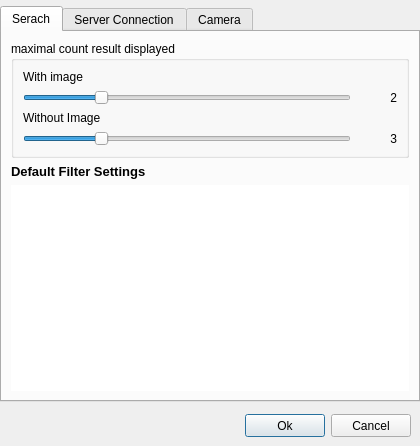
Above: ui/settings.ui from featureNull/pscout_desktop before the change. Below: the same form after it.
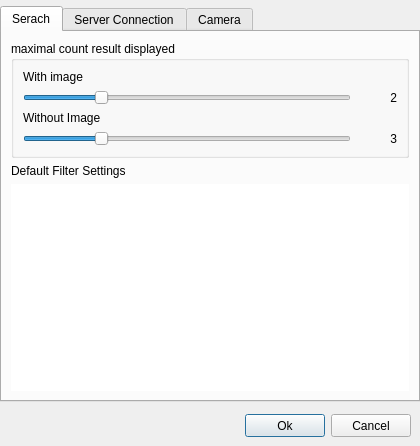
That is the form after the change. The open tabs and pages were chosen to show the change.

```diff
--- a/ui/settings.ui
+++ b/ui/settings.ui
@@ -145,13 +145,6 @@
        </item>
        <item>
         <widget class="QLabel" name="label_9">
-         <property name="font">
-          <font>
-           <pointsize>10</pointsize>
-           <weight>75</weight>
-           <bold>true</bold>
-          </font>
-         </property>
          <property name="text">
           <string>Default Filter Settings</string>
          </property>
```
Left out of the diff: 2 changed lines with no effect on the pictures.
